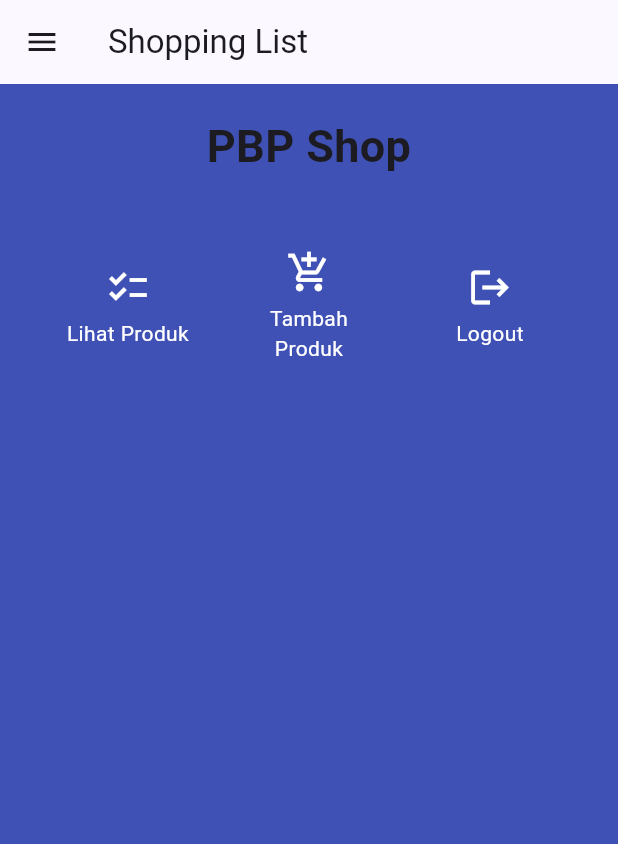
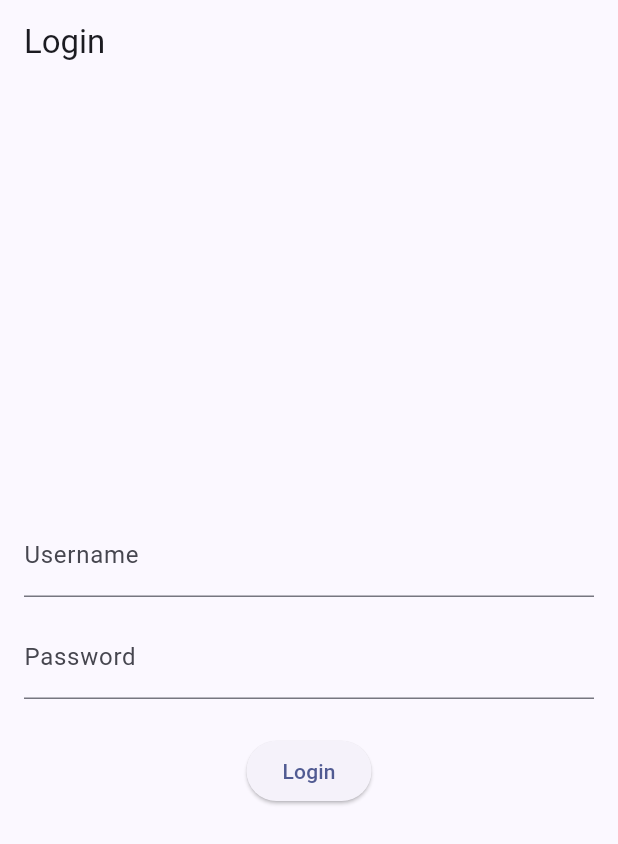
Before and after one commit to reyhanwiyasa/shopping-list-mobile, a Flutter app: the screen it shows after launch, on a phone screen of 412 x 824 dp. Shown: the top 844 px of the screen. Run offline on Flutter 3.47's test engine with Material 2 defaults, Android fonts, the phone set to English and light mode, and no system bars; missing offline and left inert: pbp_django_auth.

```diff
--- a/shopping_list/lib/main.dart
+++ b/shopping_list/lib/main.dart
@@ -1,38 +1,31 @@
 import 'package:flutter/material.dart';
+import 'package:shopping_list/screens/login.dart';
 import 'package:shopping_list/screens/menu.dart';
+import 'package:pbp_django_auth/pbp_django_auth.dart';
+import 'package:provider/provider.dart';
 
 void main() {
   runApp(const MyApp());
 }
 
 class MyApp extends StatelessWidget {
-  const MyApp({super.key});
+  const MyApp({Key? key}) : super(key: key);
 
-  // This widget is the root of your application.
   @override
   Widget build(BuildContext context) {
-    return MaterialApp(
-      title: 'Flutter Demo',
-      theme: ThemeData(
-        // This is the theme of your application.
-        //
-        // TRY THIS: Try running your application with "flutter run". You'll see
-        // the application has a blue toolbar. Then, without quitting the app,
-        // try changing the seedColor in the colorScheme below to Colors.green
-        // and then invoke "hot reload" (save your changes or press the "hot
-        // reload" button in a Flutter-supported IDE, or press "r" if you used
-        // the command line to start the app).
-        //
-        // Notice that the counter didn't reset back to zero; the application
-        // state is not lost during the reload. To reset the state, use hot
-        // restart instead.
-        //
-        // This works for code too, not just values: Most code changes can be
-        // tested with just a hot reload.
-        colorScheme: ColorScheme.fromSeed(seedColor: Colors.indigo),
-        useMaterial3: true,
+    return Provider(
+      create: (_) {
+        CookieRequest request = CookieRequest();
+        return request;
+      },
+      child: MaterialApp(
+        title: 'Flutter App',
+        theme: ThemeData(
+          colorScheme: ColorScheme.fromSeed(seedColor: Colors.indigo),
+          useMaterial3: true,
+        ),
+        home: LoginPage(),
       ),
-      home: MyHomePage(),
     );
   }
 }
--- /dev/null
+++ b/shopping_list/lib/screens/login.dart
@@ -0,0 +1,113 @@
+import 'package:shopping_list/screens/menu.dart';
+import 'package:flutter/material.dart';
+import 'package:pbp_django_auth/pbp_django_auth.dart';
+import 'package:provider/provider.dart';
+
+void main() {
+  runApp(const LoginApp());
+}
+
+class LoginApp extends StatelessWidget {
+  const LoginApp({super.key});
+
+  @override
+  Widget build(BuildContext context) {
+    return MaterialApp(
+      title: 'Login',
+      theme: ThemeData(
+        primarySwatch: Colors.blue,
+      ),
+      home: const LoginPage(),
+    );
+  }
+}
+
+class LoginPage extends StatefulWidget {
+  const LoginPage({super.key});
+
+  @override
+  _LoginPageState createState() => _LoginPageState();
+}
+
+class _LoginPageState extends State<LoginPage> {
+  final TextEditingController _usernameController = TextEditingController();
+  final TextEditingController _passwordController = TextEditingController();
+
+  @override
+  Widget build(BuildContext context) {
+    final request = context.watch<CookieRequest>();
+    return Scaffold(
+      appBar: AppBar(
+        title: const Text('Login'),
+      ),
+      body: Container(
+        padding: const EdgeInsets.all(16.0),
+        child: Column(
+          mainAxisAlignment: MainAxisAlignment.center,
+          children: [
+            TextField(
+              controller: _usernameController,
+              decoration: const InputDecoration(
+                labelText: 'Username',
+              ),
+            ),
+            const SizedBox(height: 12.0),
+            TextField(
+              controller: _passwordController,
+              decoration: const InputDecoration(
+                labelText: 'Password',
+              ),
+              obscureText: true,
+            ),
+            const SizedBox(height: 24.0),
+            ElevatedButton(
+              onPressed: () async {
+                String username = _usernameController.text;
+                String password = _passwordController.text;
+
+                // Cek kredensial
+                // Untuk menyambungkan Android emulator dengan Django pada localhost,
+                // gunakan URL http://10.0.2.2/
+                final response =
+                    await request.login("http://127.0.0.1:8000/auth/login/", {
+                  'username': username,
+                  'password': password,
+                });
+
+                if (request.loggedIn) {
+                  String message = response['message'];
+                  String uname = response['username'];
+                  Navigator.pushReplacement(
+                    context,
+                    MaterialPageRoute(builder: (context) => MyHomePage()),
+                  );
+                  ScaffoldMessenger.of(context)
+                    ..hideCurrentSnackBar()
+                    ..showSnackBar(SnackBar(
+                        content: Text("$message Selamat datang, $uname.")));
+                } else {
+                  showDialog(
+                    context: context,
+                    builder: (context) => AlertDialog(
+                      title: const Text('Login Gagal'),
+                      content: Text(response['message']),
+                      actions: [
+                        TextButton(
+                          child: const Text('OK'),
+                          onPressed: () {
+                            Navigator.pop(context);
+                          },
+                        ),
+                      ],
+                    ),
+                  );
+                }
+              },
+              child: const Text('Login'),
+            ),
+          ],
+        ),
+      ),
+    );
+  }
+}
--- a/shopping_list/pubspec.yaml
+++ b/shopping_list/pubspec.yaml
@@ -35,6 +35,9 @@ dependencies:
   # The following adds the Cupertino Icons font to your application.
   # Use with the CupertinoIcons class for iOS style icons.
   cupertino_icons: ^1.0.2
+  provider: ^6.1.1
+  pbp_django_auth: ^0.3.1
+  http: ^0.13.6
 
 dev_dependencies:
   flutter_test:
```
Also changed, not shown: shopping_list/lib/models/product.dart (added, +68 -0 lines), shopping_list/lib/screens/list_product.dart (added, +90 -0 lines), shopping_list/lib/screens/shoplist_form.dart (+33 -28 lines), shopping_list/lib/widgets/left_drawer.dart (+12 -0 lines), shopping_list/lib/widgets/shop_card.dart (+27 -1 lines), shopping_list/pubspec.lock, 2 other files.
